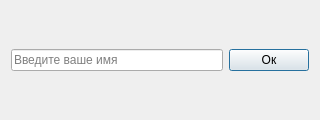
Above: src/popupwindow.ui from A-Mikhail/QT_eye_detection before the change. Below: the same form after it.
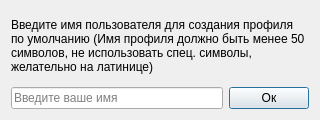
That is the form after the change.

```diff
--- a/src/popupwindow.ui
+++ b/src/popupwindow.ui
@@ -27,18 +27,46 @@
   </property>
   <layout class="QHBoxLayout" name="horizontalLayout">
    <item>
-    <layout class="QHBoxLayout" name="horizontalLayout_2">
-     <item>
+    <layout class="QGridLayout" name="gridLayout_2">
+     <property name="leftMargin">
+      <number>0</number>
+     </property>
+     <property name="topMargin">
+      <number>0</number>
+     </property>
+     <property name="bottomMargin">
+      <number>0</number>
+     </property>
+     <item row="2" column="1">
+      <widget class="QPushButton" name="pushButton">
+       <property name="text">
+        <string>Ок</string>
+       </property>
+      </widget>
+     </item>
+     <item row="2" column="0">
       <widget class="QLineEdit" name="lineEdit">
        <property name="placeholderText">
         <string>Введите ваше имя</string>
        </property>
       </widget>
      </item>
-     <item>
-      <widget class="QPushButton" name="pushButton">
+     <item row="1" column="0" colspan="2">
+      <widget class="QLabel" name="label">
        <property name="text">
-        <string>Ок</string>
+        <string>Введите имя пользователя для создания профиля по умолчанию (Имя профиля должно быть менее 50 символов, не использовать спец. символы, желательно на латинице)</string>
+       </property>
+       <property name="textFormat">
+        <enum>Qt::PlainText</enum>
+       </property>
+       <property name="scaledContents">
+        <bool>false</bool>
+       </property>
+       <property name="alignment">
+        <set>Qt::AlignLeading|Qt::AlignLeft|Qt::AlignVCenter</set>
+       </property>
+       <property name="wordWrap">
+        <bool>true</bool>
        </property>
       </widget>
      </item>
```
Left out of the diff: 5 changed lines with no effect on the pictures.
